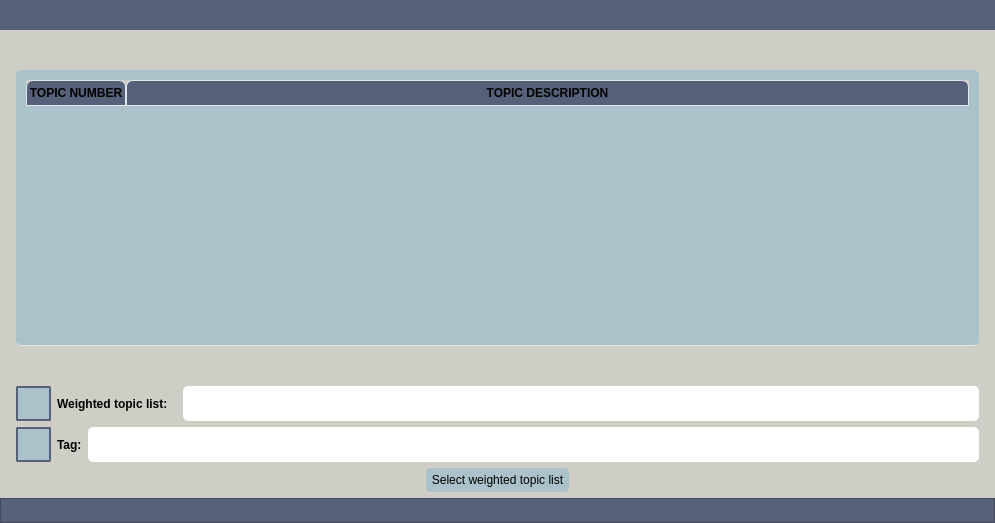
IntelCompH2020/domain_classification, file UIs/get_labels_by_topics.ui: the form before one commit.
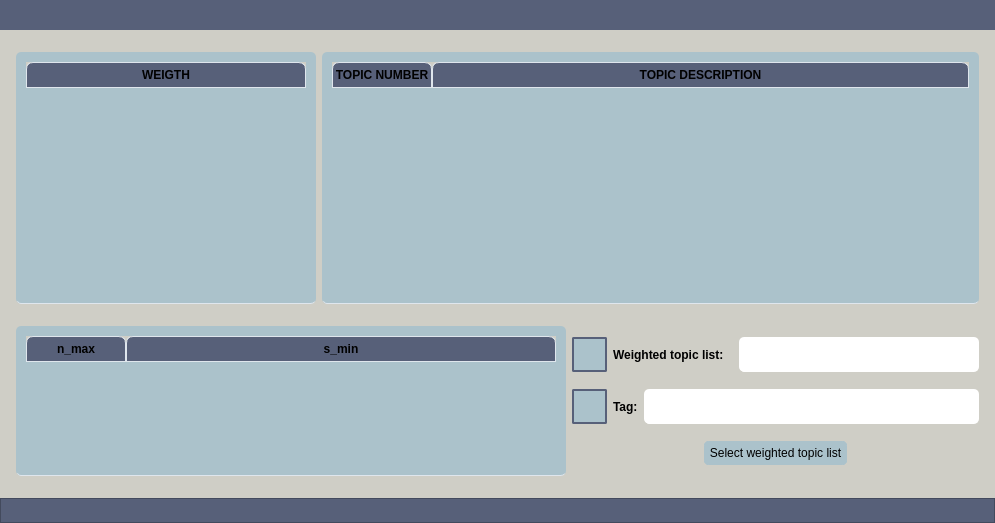
The form after the commit.

Commit message: Adapted UIs of get_keywords and get_topics_list to include parameter configuration; added second table on get_topics_list to perform the weight selection; analyze_keywords adapted to plot the three graphs.

```diff
--- a/UIs/get_labels_by_topics.ui
+++ b/UIs/get_labels_by_topics.ui
@@ -16,7 +16,7 @@
   <property name="styleSheet">
    <string notr="true">background-color: #CFCEC6;</string>
   </property>
-  <layout class="QVBoxLayout" name="verticalLayout_3">
+  <layout class="QVBoxLayout" name="verticalLayout_4">
    <property name="leftMargin">
     <number>0</number>
    </property>
@@ -30,7 +30,7 @@
     <number>0</number>
    </property>
    <item>
-    <layout class="QVBoxLayout" name="verticalLayout_2">
+    <layout class="QVBoxLayout" name="verticalLayout_3">
      <item>
       <widget class="QFrame" name="frame_top_btns">
        <property name="sizePolicy">
@@ -63,7 +63,7 @@
       </widget>
      </item>
      <item>
-      <layout class="QHBoxLayout" name="horizontalLayout_2">
+      <layout class="QHBoxLayout" name="horizontalLayout_13">
        <item>
         <widget class="QFrame" name="frame_3">
          <property name="sizePolicy">
@@ -100,7 +100,7 @@
         </widget>
        </item>
        <item>
-        <layout class="QVBoxLayout" name="verticalLayout">
+        <layout class="QVBoxLayout" name="verticalLayout_2">
          <item>
           <widget class="QFrame" name="frame_5">
            <property name="sizePolicy">
@@ -112,7 +112,7 @@
            <property name="minimumSize">
             <size>
              <width>0</width>
-             <height>20</height>
+             <height>10</height>
             </size>
            </property>
            <property name="styleSheet">
@@ -128,7 +128,103 @@
            <property name="frameShadow">
             <enum>QFrame::Raised</enum>
            </property>
-           <layout class="QHBoxLayout" name="horizontalLayout_6"/>
+          </widget>
+         </item>
+         <item>
+          <layout class="QHBoxLayout" name="horizontalLayout_7"/>
+         </item>
+         <item>
+          <layout class="QHBoxLayout" name="horizontalLayout_6">
+           <item>
+            <widget class="QTableWidget" name="table_widget_topics_weight">
+             <property name="minimumSize">
+              <size>
+               <width>300</width>
+               <height>0</height>
+              </size>
+             </property>
+             <property name="maximumSize">
+              <size>
+               <width>300</width>
+               <height>16777215</height>
+              </size>
+             </property>
+             <property name="styleSheet">
+              <string notr="true">QTableWidget {	
+	background-color: #ABC2CB;
+	padding: 10px;
+	border-radius: 5px;
+	gridline-color: #DFE6ED;
+	border-bottom: 1px solid #DFE6ED;
+}
+QTableWidget::item{
+	border-color: #DFE6ED;
+	padding-left: 5px;
+	padding-right: 5px;
+	gridline-color: #DFE6ED;
+}
+QTableWidget::item:selected{
+	background-color: #C7CDDA;
+}
+QScrollBar:horizontal {
+    border: none;
+    background: #A3A8AD;
+    height: 14px;
+    margin: 0px 21px 0 21px;
+	border-radius: 0px;
+}
+ QScrollBar:vertical {
+	border: none;
+    background: #A3A8AD;
+    width: 14px;
+    margin: 21px 0 21px 0;
+	border-radius: 0px;
+ }
+QHeaderView::section{
+	Background-color: #576079;
+	max-width: 30px;
+	border: 1px solid #576079;
+	border-style: none;
+    border-bottom: 1px solid #576079;
+    border-right: 1px solid #576079;
+}
+QTableWidget::horizontalHeader {	
+	background-color: #576079;
+}
+QHeaderView::section:horizontal
+{
+    border: 1px solid #DFE6ED;
+	background-color: #576079;
+	padding: 3px;
+	border-top-left-radius: 7px;
+    border-top-right-radius: 7px;
+}
+QHeaderView::section:vertical
+{
+    border: 1px solid #576079;
+}
+</string>
+             </property>
+             <property name="editTriggers">
+              <set>QAbstractItemView::NoEditTriggers</set>
+             </property>
+             <attribute name="horizontalHeaderStretchLastSection">
+              <bool>true</bool>
+             </attribute>
+             <attribute name="verticalHeaderVisible">
+              <bool>false</bool>
+             </attribute>
+             <column>
+              <property name="text">
+               <string>WEIGTH</string>
+              </property>
+              <property name="font">
+               <font>
+                <weight>75</weight>
+                <bold>true</bold>
+               </font>
+              </property>
+             </column>
           </widget>
          </item>
          <item>
@@ -222,8 +318,10 @@
            </column>
           </widget>
          </item>
+          </layout>
+         </item>
          <item>
-          <widget class="QFrame" name="frame_4">
+          <widget class="QFrame" name="frame_8">
            <property name="sizePolicy">
             <sizepolicy hsizetype="Expanding" vsizetype="Preferred">
              <horstretch>0</horstretch>
@@ -233,7 +331,13 @@
            <property name="minimumSize">
             <size>
              <width>0</width>
-             <height>20</height>
+             <height>10</height>
+            </size>
+           </property>
+           <property name="maximumSize">
+            <size>
+             <width>16777215</width>
+             <height>10</height>
             </size>
            </property>
            <property name="styleSheet">
@@ -249,12 +353,119 @@
            <property name="frameShadow">
             <enum>QFrame::Raised</enum>
            </property>
-           <layout class="QHBoxLayout" name="horizontalLayout_5"/>
+           <layout class="QHBoxLayout" name="horizontalLayout_14"/>
           </widget>
          </item>
          <item>
           <layout class="QHBoxLayout" name="horizontalLayout">
            <item>
+            <widget class="QTableWidget" name="table_widget_topic_list_3">
+             <property name="minimumSize">
+              <size>
+               <width>550</width>
+               <height>0</height>
+              </size>
+             </property>
+             <property name="maximumSize">
+              <size>
+               <width>550</width>
+               <height>150</height>
+              </size>
+             </property>
+             <property name="styleSheet">
+              <string notr="true">QTableWidget {	
+	background-color: #ABC2CB;
+	padding: 10px;
+	border-radius: 5px;
+	gridline-color: #DFE6ED;
+	border-bottom: 1px solid #DFE6ED;
+}
+QTableWidget::item{
+	border-color: #DFE6ED;
+	padding-left: 5px;
+	padding-right: 5px;
+	gridline-color: #DFE6ED;
+}
+QTableWidget::item:selected{
+	background-color: #C7CDDA;
+}
+QScrollBar:horizontal {
+    border: none;
+    background: #A3A8AD;
+    height: 14px;
+    margin: 0px 21px 0 21px;
+	border-radius: 0px;
+}
+ QScrollBar:vertical {
+	border: none;
+    background: #A3A8AD;
+    width: 14px;
+    margin: 21px 0 21px 0;
+	border-radius: 0px;
+ }
+QHeaderView::section{
+	Background-color: #576079;
+	max-width: 30px;
+	border: 1px solid #576079;
+	border-style: none;
+    border-bottom: 1px solid #576079;
+    border-right: 1px solid #576079;
+}
+QTableWidget::horizontalHeader {	
+	background-color: #576079;
+}
+QHeaderView::section:horizontal
+{
+    border: 1px solid #DFE6ED;
+	background-color: #576079;
+	padding: 3px;
+	border-top-left-radius: 7px;
+    border-top-right-radius: 7px;
+}
+QHeaderView::section:vertical
+{
+    border: 1px solid #576079;
+}
+</string>
+             </property>
+             <property name="editTriggers">
+              <set>QAbstractItemView::NoEditTriggers</set>
+             </property>
+             <attribute name="horizontalHeaderStretchLastSection">
+              <bool>true</bool>
+             </attribute>
+             <attribute name="verticalHeaderVisible">
+              <bool>false</bool>
+             </attribute>
+             <column>
+              <property name="text">
+               <string>n_max</string>
+              </property>
+              <property name="font">
+               <font>
+                <weight>75</weight>
+                <bold>true</bold>
+               </font>
+              </property>
+             </column>
+             <column>
+              <property name="text">
+               <string>s_min</string>
+              </property>
+              <property name="font">
+               <font>
+                <weight>75</weight>
+                <bold>true</bold>
+               </font>
+              </property>
+             </column>
+            </widget>
+           </item>
+           <item>
+            <layout class="QVBoxLayout" name="verticalLayout">
+             <item>
+              <layout class="QHBoxLayout" name="horizontalLayout_15">
+               <item>
             <widget class="QPushButton" name="info_button_topic_list">
              <property name="sizePolicy">
               <sizepolicy hsizetype="Fixed" vsizetype="Fixed">
@@ -339,6 +550,12 @@
                <height>35</height>
               </size>
              </property>
+                 <property name="maximumSize">
+                  <size>
+                   <width>16777215</width>
+                   <height>35</height>
+                  </size>
+                 </property>
              <property name="styleSheet">
               <string notr="true">QLineEdit {	
 	background-color: #FFFFFF;
@@ -347,15 +564,12 @@
 	border-bottom: 1px solid #FFFFFF;
 }</string>
              </property>
-             <property name="text">
-              <string/>
-             </property>
             </widget>
            </item>
           </layout>
          </item>
          <item>
-          <layout class="QHBoxLayout" name="horizontalLayout_7">
+              <layout class="QHBoxLayout" name="horizontalLayout_5">
            <item>
             <widget class="QPushButton" name="info_button_selected_tag">
              <property name="sizePolicy">
@@ -435,6 +649,12 @@
                <height>35</height>
               </size>
              </property>
+                 <property name="maximumSize">
+                  <size>
+                   <width>16777215</width>
+                   <height>35</height>
+                  </size>
+                 </property>
              <property name="styleSheet">
               <string notr="true">QLineEdit {	
 	background-color: #FFFFFF;
@@ -504,6 +724,46 @@
             </spacer>
            </item>
           </layout>
+             </item>
+            </layout>
+           </item>
+          </layout>
+         </item>
+         <item>
+          <widget class="QFrame" name="frame_6">
+           <property name="sizePolicy">
+            <sizepolicy hsizetype="Expanding" vsizetype="Preferred">
+             <horstretch>0</horstretch>
+             <verstretch>0</verstretch>
+            </sizepolicy>
+           </property>
+           <property name="minimumSize">
+            <size>
+             <width>0</width>
+             <height>10</height>
+            </size>
+           </property>
+           <property name="maximumSize">
+            <size>
+             <width>16777215</width>
+             <height>10</height>
+            </size>
+           </property>
+           <property name="styleSheet">
+            <string notr="true">QFrame { 
+  background-color: #CFCEC6;
+  border: 5px solid #CFCEC6
+} 
+</string>
+           </property>
+           <property name="frameShape">
+            <enum>QFrame::StyledPanel</enum>
+           </property>
+           <property name="frameShadow">
+            <enum>QFrame::Raised</enum>
+           </property>
+           <layout class="QHBoxLayout" name="horizontalLayout_12"/>
+          </widget>
          </item>
         </layout>
        </item>
```
Lines whose indentation alone changed are shown as unchanged. The commit also changes 8 other files.
